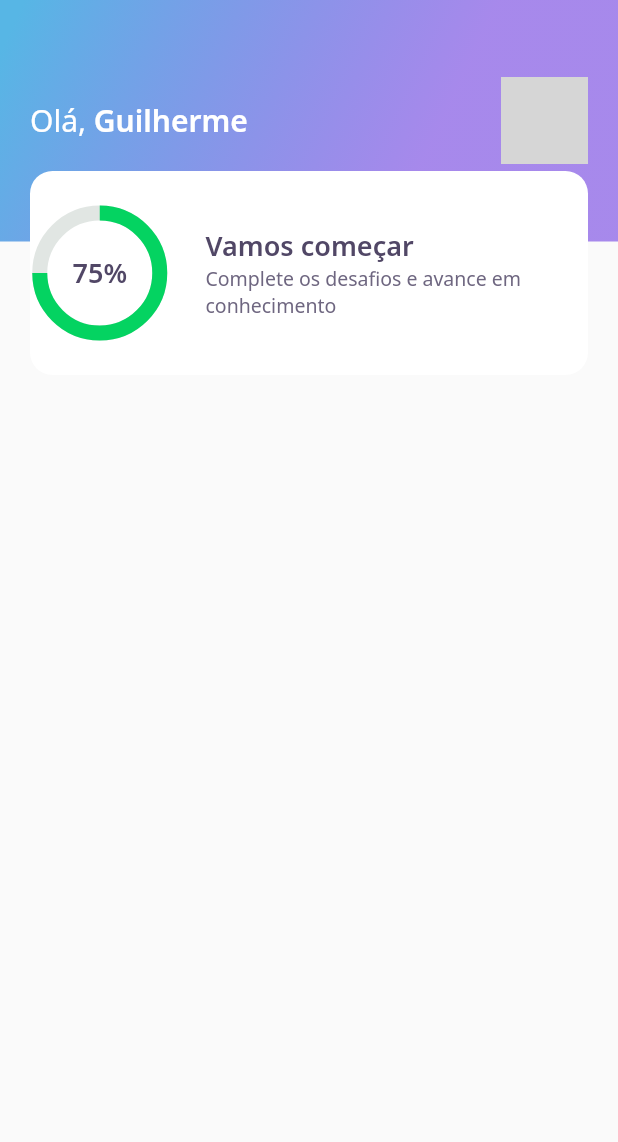
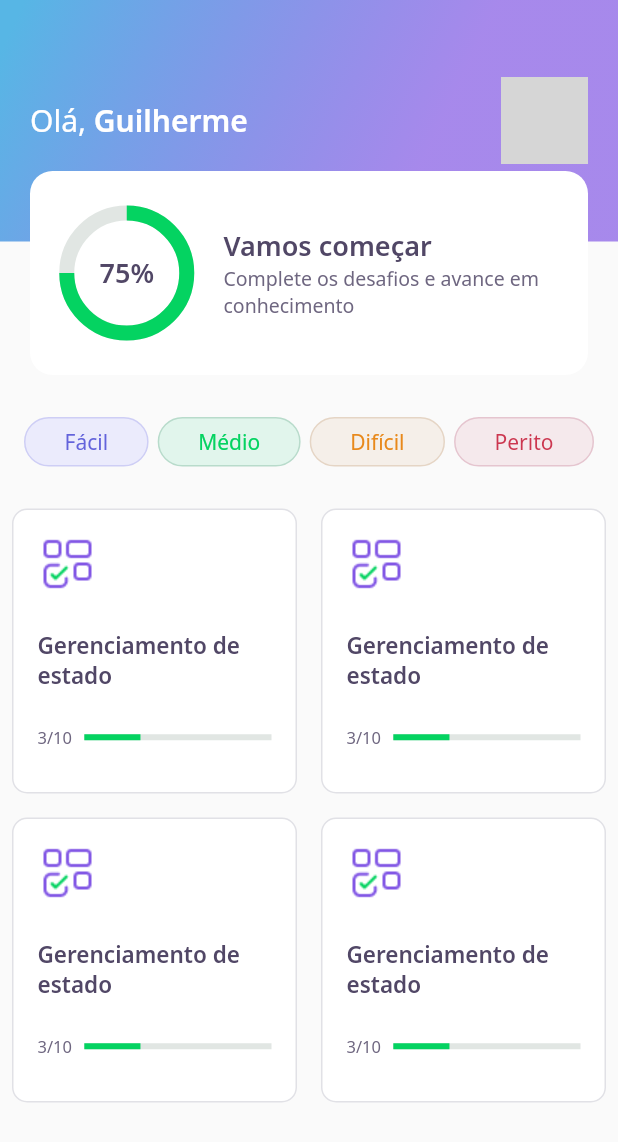
Before and after one commit to guilherme-n/devquiz, a Flutter app: the HomePage screen opened directly, on a phone screen of 412 x 824 dp. Shown: the top 1142 px of the screen. Run offline on Flutter 3.47's test engine with Material 2 defaults, Android fonts, the phone set to English and light mode, and no system bars; our stand-ins replace google_fonts; network calls fail; grey boxes are pictures that could not be loaded.

Commit message:
Added challenge page, quiz card and score card to home page

```diff
--- a/lib/core/app_widget.dart
+++ b/lib/core/app_widget.dart
@@ -1,3 +1,4 @@
+import 'package:devquiz/challenge/challenge_page.dart';
 import 'package:devquiz/home/home_page.dart';
 import 'package:flutter/material.dart';
 
@@ -6,7 +7,7 @@ class AppWidget extends StatelessWidget {
   Widget build(BuildContext context) {
     return MaterialApp(
       title: "DevQuiz",
-      home: HomePage(),
+      home: ChallengePage(),
     );
   }
 }
--- a/lib/home/home_page.dart
+++ b/lib/home/home_page.dart
@@ -1,4 +1,6 @@
-import 'package:devquiz/widgets/appbar/app_bar_widget.dart';
+import 'package:devquiz/home/widgets/appbar/app_bar_widget.dart';
+import 'package:devquiz/home/widgets/level_button/level_button_widget.dart';
+import 'package:devquiz/home/widgets/quiz_card/quiz_card_widget.dart';
 import 'package:flutter/material.dart';
 
 class HomePage extends StatefulWidget {
@@ -11,6 +13,40 @@ class _HomePageState extends State<HomePage> {
   Widget build(BuildContext context) {
     return Scaffold(
       appBar: AppBarWidget(),
+      body: Padding(
+        padding: const EdgeInsets.symmetric(horizontal: 8.0),
+        child: Column(
+          children: [
+            SizedBox(height: 20),
+            Padding(
+              padding: const EdgeInsets.all(8.0),
+              child: Row(
+                mainAxisAlignment: MainAxisAlignment.spaceBetween,
+                children: [
+                  LevelButtonWidget(label: "Fácil"),
+                  LevelButtonWidget(label: "Médio"),
+                  LevelButtonWidget(label: "Difícil"),
+                  LevelButtonWidget(label: "Perito"),
+                ],
+              ),
+            ),
+            SizedBox(height: 20),
+            Expanded(
+              child: GridView.count(
+                crossAxisCount: 2,
+                crossAxisSpacing: 16,
+                mainAxisSpacing: 16,
+                children: [
+                  QuizCardWidget(),
+                  QuizCardWidget(),
+                  QuizCardWidget(),
+                  QuizCardWidget(),
+                ],
+              ),
+            ),
+          ],
+        ),
+      ),
     );
   }
 }
--- a/lib/widgets/appbar/app_bar_widget.dart
+++ b/lib/home/widgets/appbar/app_bar_widget.dart
@@ -1,6 +1,6 @@
 import 'package:devquiz/core/app_gradients.dart';
 import 'package:devquiz/core/app_text_styles.dart';
-import 'package:devquiz/widgets/score_card/score_card_widget.dart';
+import 'package:devquiz/home/widgets/score_card/score_card_widget.dart';
 import 'package:flutter/cupertino.dart';
 import 'package:flutter/material.dart';
 
--- /dev/null
+++ b/lib/home/widgets/level_button/level_button_widget.dart
@@ -0,0 +1,59 @@
+import 'package:devquiz/core/app_colors.dart';
+import 'package:flutter/material.dart';
+import 'package:google_fonts/google_fonts.dart';
+
+class LevelButtonWidget extends StatelessWidget {
+  final String label;
+
+  LevelButtonWidget({
+    Key? key,
+    required this.label,
+  })   : assert(["Fácil", "Médio", "Difícil", "Perito"].contains(label)),
+        super(key: key);
+
+  final config = {
+    "Fácil": {
+      "color": AppColors.levelButtonFacil,
+      "borderColor": AppColors.levelButtonBorderFacil,
+      "fontColor": AppColors.levelButtonTextFacil,
+    },
+    "Médio": {
+      "color": AppColors.levelButtonMedio,
+      "borderColor": AppColors.levelButtonBorderMedio,
+      "fontColor": AppColors.levelButtonTextMedio,
+    },
+    "Difícil": {
+      "color": AppColors.levelButtonDificil,
+      "borderColor": AppColors.levelButtonBorderDificil,
+      "fontColor": AppColors.levelButtonTextDificil,
+    },
+    "Perito": {
+      "color": AppColors.levelButtonPerito,
+      "borderColor": AppColors.levelButtonBorderPerito,
+      "fontColor": AppColors.levelButtonTextPerito,
+    },
+  };
+
+  Color get color => config[label]!["color"]!;
+  Color get borderColor => config[label]!["borderColor"]!;
+  Color get fontColor => config[label]!["fontColor"]!;
+
+  @override
+  Widget build(BuildContext context) {
+    return Container(
+      decoration: BoxDecoration(
+        color: color,
+        border: Border.fromBorderSide(
+            BorderSide(color: borderColor)),
+        borderRadius: BorderRadius.circular(28),
+      ),
+      child: Padding(
+        padding: const EdgeInsets.symmetric(horizontal: 26.0, vertical: 6.0),
+        child: Text(
+          label,
+          style: GoogleFonts.notoSans(color: fontColor),
+        ),
+      ),
+    );
+  }
+}
--- /dev/null
+++ b/lib/home/widgets/quiz_card/quiz_card_widget.dart
@@ -0,0 +1,46 @@
+import 'package:devquiz/core/app_colors.dart';
+import 'package:devquiz/core/app_images.dart';
+import 'package:devquiz/core/app_text_styles.dart';
+import 'package:devquiz/shared/widgets/progress_indicator/progress_indicator_widget.dart';
+import 'package:flutter/material.dart';
+
+class QuizCardWidget extends StatelessWidget {
+  @override
+  Widget build(BuildContext context) {
+    return Container(
+      padding: const EdgeInsets.all(16.0),
+      decoration: BoxDecoration(
+          border: Border.fromBorderSide(BorderSide(color: AppColors.border)),
+          color: AppColors.white,
+          borderRadius: BorderRadius.circular(10)),
+      child: Column(
+        crossAxisAlignment: CrossAxisAlignment.start,
+        children: [
+          Container(
+            height: 40,
+            width: 40,
+            child: Image.asset(AppImages.blocks),
+          ),
+          SizedBox(height: 24),
+          Text(
+            "Gerenciamento de estado",
+            style: AppTextStyles.heading15,
+          ),
+          SizedBox(height: 24),
+          Row(
+            children: [
+              Expanded(
+                flex: 1,
+                child: Text("3/10", style: AppTextStyles.body11),
+              ),
+              Expanded(
+                flex: 4 ,
+                child: ProgressIndicatorWidget(value: 0.3),
+              )
+            ],
+          )
+        ],
+      ),
+    );
+  }
+}
--- /dev/null
+++ b/lib/home/widgets/score_card/score_card_widget.dart
@@ -0,0 +1,51 @@
+import 'package:devquiz/core/app_colors.dart';
+import 'package:devquiz/core/app_text_styles.dart';
+import 'package:devquiz/home/widgets/chart/chart_widget.dart';
+import 'package:flutter/material.dart';
+
+class ScoreCardWidget extends StatefulWidget {
+  @override
+  _ScoreCardWidgetState createState() => _ScoreCardWidgetState();
+}
+
+class _ScoreCardWidgetState extends State<ScoreCardWidget> {
+  @override
+  Widget build(BuildContext context) {
+    return Padding(
+      padding: const EdgeInsets.symmetric(horizontal: 20),
+      child: Container(
+        height: 136,
+        decoration: BoxDecoration(
+          color: AppColors.white,
+          borderRadius: BorderRadius.circular(15),
+        ),
+        child: Padding(
+          padding: const EdgeInsets.symmetric(horizontal: 24.0),
+          child: Row(
+            // mainAxisAlignment: MainAxisAlignment.center,
+            children: [
+              Expanded(flex: 1, child: ChartWidget()),
+              Expanded(
+                flex: 3,
+                child: Padding(
+                  padding: const EdgeInsets.only(left: 24),
+                  child: Column(
+                    mainAxisAlignment: MainAxisAlignment.center,
+                    crossAxisAlignment: CrossAxisAlignment.start,
+                    children: [
+                      Text("Vamos começar", style: AppTextStyles.heading),
+                      Text(
+                        "Complete os desafios e avance em conhecimento",
+                        style: AppTextStyles.body,
+                      ),
+                    ],
+                  ),
+                ),
+              )
+            ],
+          ),
+        ),
+      ),
+    );
+  }
+}
--- /dev/null
+++ b/lib/shared/widgets/progress_indicator/progress_indicator_widget.dart
@@ -0,0 +1,17 @@
+import 'package:devquiz/core/core.dart';
+import 'package:flutter/material.dart';
+
+class ProgressIndicatorWidget extends StatelessWidget {
+  final double value;
+
+  const ProgressIndicatorWidget({Key? key, required this.value}) : super(key: key);
+  @override
+  Widget build(BuildContext context) {
+    return LinearProgressIndicator(
+      value: value,
+      backgroundColor: AppColors.chartSecondary,
+      valueColor:
+      AlwaysStoppedAnimation<Color>(AppColors.chartPrimary),
+    );
+  }
+}
--- a/lib/widgets/score_card/score_card_widget.dart
+++ /dev/null
@@ -1,48 +0,0 @@
-import 'package:devquiz/core/app_colors.dart';
-import 'package:devquiz/core/app_text_styles.dart';
-import 'package:devquiz/widgets/chart/chart_widget.dart';
-import 'package:flutter/material.dart';
-
-class ScoreCardWidget extends StatefulWidget {
-  @override
-  _ScoreCardWidgetState createState() => _ScoreCardWidgetState();
-}
-
-class _ScoreCardWidgetState extends State<ScoreCardWidget> {
-  @override
-  Widget build(BuildContext context) {
-    return Padding(
-      padding: const EdgeInsets.symmetric(horizontal: 20),
-      child: Container(
-        height: 136,
-        decoration: BoxDecoration(
-          color: AppColors.white,
-          borderRadius: BorderRadius.circular(15),
-        ),
-        child: Row(
-          // mainAxisAlignment: MainAxisAlignment.center,
-          children: [
-            Expanded(flex: 1, child: ChartWidget()),
-            Expanded(
-              flex: 3,
-              child: Padding(
-                padding: const EdgeInsets.only(left: 24),
-                child: Column(
-                  mainAxisAlignment: MainAxisAlignment.center,
-                  crossAxisAlignment: CrossAxisAlignment.start,
-                  children: [
-                    Text("Vamos começar", style: AppTextStyles.heading),
-                    Text(
-                      "Complete os desafios e avance em conhecimento",
-                      style: AppTextStyles.body,
-                    ),
-                  ],
-                ),
-              ),
-            )
-          ],
-        ),
-      ),
-    );
-  }
-}
```
Also changed, not shown: lib/challenge/challenge_page.dart (added, +21 -0 lines), lib/challenge/widgets/answer/answer_widget.dart (added, +70 -0 lines), lib/challenge/widgets/question_indicator_widget/question_indicator_widget.dart (added, +31 -0 lines), lib/challenge/widgets/quiz/quiz_widget.dart (added, +39 -0 lines), lib/home/widgets/chart/chart_widget.dart (renamed from lib/widgets/chart/chart_widget.dart), 1 other file.
